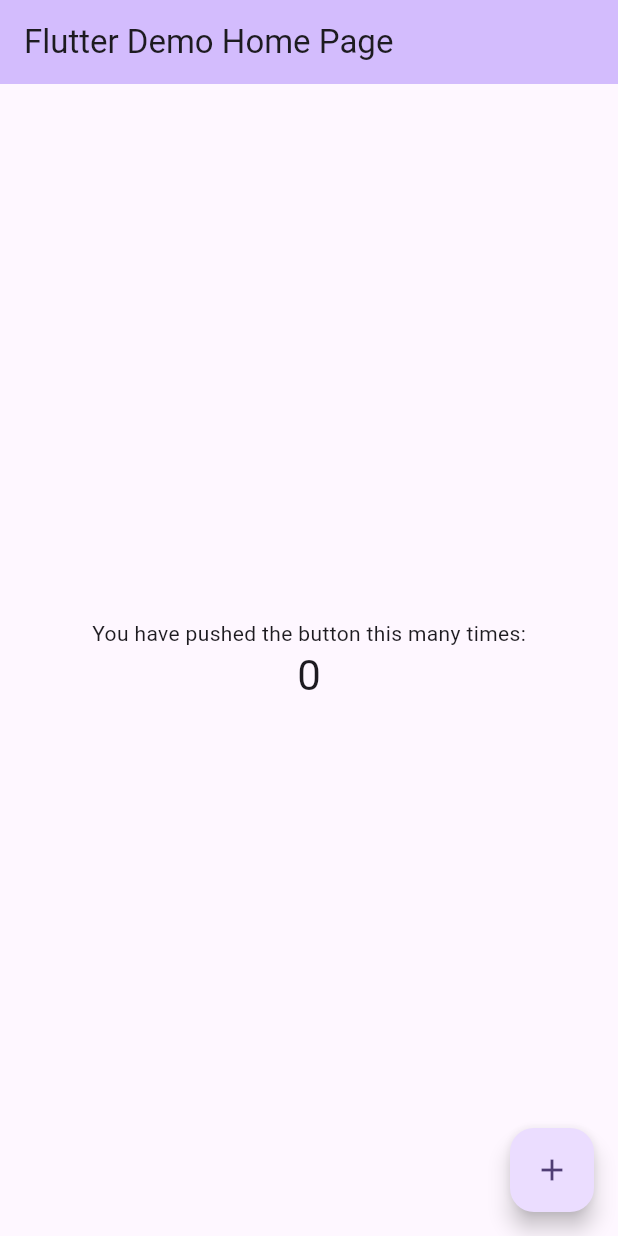
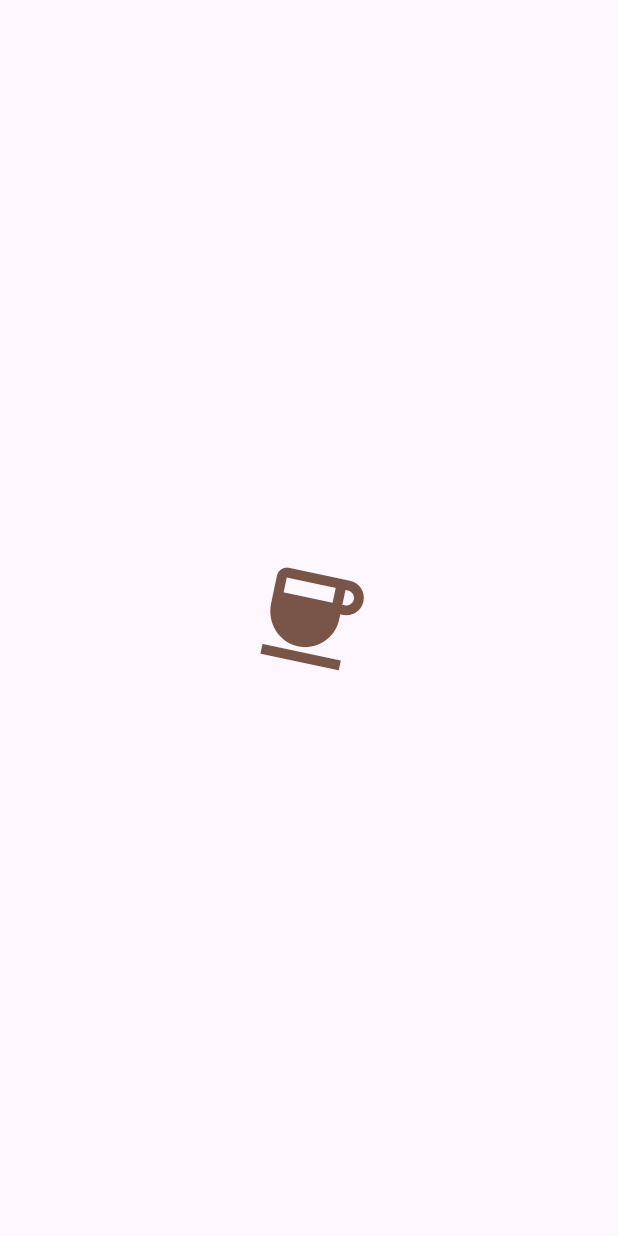
Before and after one commit to rachelmathilda/coffeeapp, a Flutter app: the first screen one second after launch, on a phone screen of 412 x 824 dp. Run offline on Flutter 3.47's test engine with Material 3 defaults, Android fonts, the phone set to English and light mode, and no system bars; our stand-ins replace supabase_flutter; accounts and stored records are empty.

```diff
--- a/lib/main.dart
+++ b/lib/main.dart
@@ -1,122 +1,93 @@
 import 'package:flutter/material.dart';
+import 'package:supabase_flutter/supabase_flutter.dart';
+import 'dart:async';
+import 'package:coffeeapp/pages/login.dart';
+import 'package:coffeeapp/pages/register.dart';
+import 'package:coffeeapp/pages/home_page.dart';
 
-void main() {
-  runApp(const MyApp());
+void main() async {
+  WidgetsFlutterBinding.ensureInitialized();
+  const supabaseUrl = String.fromEnvironment('SUPABASE_URL');
+  const supabaseAnonKey = String.fromEnvironment('SUPABASE_ANON_KEY');
+
+  await Supabase.initialize(url: supabaseUrl, anonKey: supabaseAnonKey);
+
+  runApp(MyApp());
 }
 
 class MyApp extends StatelessWidget {
-  const MyApp({super.key});
-
-  // This widget is the root of your application.
   @override
   Widget build(BuildContext context) {
     return MaterialApp(
-      title: 'Flutter Demo',
-      theme: ThemeData(
-        // This is the theme of your application.
-        //
-        // TRY THIS: Try running your application with "flutter run". You'll see
-        // the application has a purple toolbar. Then, without quitting the app,
-        // try changing the seedColor in the colorScheme below to Colors.green
-        // and then invoke "hot reload" (save your changes or press the "hot
-        // reload" button in a Flutter-supported IDE, or press "r" if you used
-        // the command line to start the app).
-        //
-        // Notice that the counter didn't reset back to zero; the application
-        // state is not lost during the reload. To reset the state, use hot
-        // restart instead.
-        //
-        // This works for code too, not just values: Most code changes can be
-        // tested with just a hot reload.
-        colorScheme: ColorScheme.fromSeed(seedColor: Colors.deepPurple),
-      ),
-      home: const MyHomePage(title: 'Flutter Demo Home Page'),
+      title: 'Flutter Auth with Supabase',
+      debugShowCheckedModeBanner: false,
+      theme: ThemeData(primarySwatch: Colors.blue),
+      initialRoute: '/',
+      routes: {
+        '/': (context) => SplashScreen(),
+        '/login': (context) => LoginPage(),
+        '/register': (context) => RegisterPage(),
+        '/home': (context) => HomePage(),
+      },
     );
   }
 }
 
-class MyHomePage extends StatefulWidget {
-  const MyHomePage({super.key, required this.title});
+class SplashScreen extends StatefulWidget {
+  @override
+  _SplashScreenState createState() => _SplashScreenState();
+}
 
-  // This widget is the home page of your application. It is stateful, meaning
-  // that it has a State object (defined below) that contains fields that affect
-  // how it looks.
-
-  // This class is the configuration for the state. It holds the values (in this
-  // case the title) provided by the parent (in this case the App widget) and
-  // used by the build method of the State. Fields in a Widget subclass are
-  // always marked "final".
-
-  final String title;
+class _SplashScreenState extends State<SplashScreen>
+    with SingleTickerProviderStateMixin {
+  late AnimationController _controller;
 
   @override
-  State<MyHomePage> createState() => _MyHomePageState();
-}
+  void initState() {
+    super.initState();
 
-class _MyHomePageState extends State<MyHomePage> {
-  int _counter = 0;
+    _controller = AnimationController(
+      vsync: this,
+      duration: Duration(seconds: 2),
+    )..repeat();
 
-  void _incrementCounter() {
-    setState(() {
-      // This call to setState tells the Flutter framework that something has
-      // changed in this State, which causes it to rerun the build method below
-      // so that the display can reflect the updated values. If we changed
-      // _counter without calling setState(), then the build method would not be
-      // called again, and so nothing would appear to happen.
-      _counter++;
+    Timer(Duration(seconds: 2), () {
+      Navigator.of(
+        context,
+      ).pushReplacement(MaterialPageRoute(builder: (_) => AuthGate()));
     });
   }
 
   @override
+  void dispose() {
+    _controller.dispose();
+    super.dispose();
+  }
+
+  @override
   Widget build(BuildContext context) {
-    // This method is rerun every time setState is called, for instance as done
-    // by the _incrementCounter method above.
-    //
-    // The Flutter framework has been optimized to make rerunning build methods
-    // fast, so that you can just rebuild anything that needs updating rather
-    // than having to individually change instances of widgets.
     return Scaffold(
-      appBar: AppBar(
-        // TRY THIS: Try changing the color here to a specific color (to
-        // Colors.amber, perhaps?) and trigger a hot reload to see the AppBar
-        // change color while the other colors stay the same.
-        backgroundColor: Theme.of(context).colorScheme.inversePrimary,
-        // Here we take the value from the MyHomePage object that was created by
-        // the App.build method, and use it to set our appbar title.
-        title: Text(widget.title),
-      ),
       body: Center(
-        // Center is a layout widget. It takes a single child and positions it
-        // in the middle of the parent.
-        child: Column(
-          // Column is also a layout widget. It takes a list of children and
-          // arranges them vertically. By default, it sizes itself to fit its
-          // children horizontally, and tries to be as tall as its parent.
-          //
-          // Column has various properties to control how it sizes itself and
-          // how it positions its children. Here we use mainAxisAlignment to
-          // center the children vertically; the main axis here is the vertical
-          // axis because Columns are vertical (the cross axis would be
-          // horizontal).
-          //
-          // TRY THIS: Invoke "debug painting" (choose the "Toggle Debug Paint"
-          // action in the IDE, or press "p" in the console), to see the
-          // wireframe for each widget.
-          mainAxisAlignment: MainAxisAlignment.center,
-          children: <Widget>[
-            const Text('You have pushed the button this many times:'),
-            Text(
-              '$_counter',
-              style: Theme.of(context).textTheme.headlineMedium,
-            ),
-          ],
+        child: RotationTransition(
+          turns: Tween(begin: 0.0, end: 0.1).animate(
+            CurvedAnimation(parent: _controller, curve: Curves.easeInOut),
+          ),
+          child: Icon(Icons.coffee, size: 80, color: Colors.brown),
         ),
       ),
-      floatingActionButton: FloatingActionButton(
-        onPressed: _incrementCounter,
-        tooltip: 'Increment',
-        child: const Icon(Icons.add),
-      ), // This trailing comma makes auto-formatting nicer for build methods.
     );
   }
 }
+
+class AuthGate extends StatelessWidget {
+  @override
+  Widget build(BuildContext context) {
+    final session = Supabase.instance.client.auth.currentSession;
+
+    if (session == null) {
+      return LoginPage();
+    } else {
+      return HomePage();
+    }
+  }
+}
--- a/pubspec.yaml
+++ b/pubspec.yaml
@@ -30,7 +30,9 @@ environment:
 dependencies:
   flutter:
     sdk: flutter
-
+  supabase_flutter: ^1.10.18
+  google_sign_in: ^6.2.1
+  sign_in_with_apple: ^5.0.0
   # The following adds the Cupertino Icons font to your application.
   # Use with the CupertinoIcons class for iOS style icons.
   cupertino_icons: ^1.0.8
```
Also changed, not shown: lib/pages/home_page.dart (added, +25 -0 lines), lib/pages/login.dart (added, +150 -0 lines), lib/pages/register.dart (added, +150 -0 lines), lib/pages/catalog.dart (added), lib/pages/custom_coffee.dart (added), lib/pages/discount.dart (added), lib/pages/order_list.dart (added), lib/pages/payment.dart (added), lib/pages/product_detail.dart (added), lib/pages/profile.dart (added), lib/pages/successful_transaction.dart (added), pubspec.lock, 7 other files.
